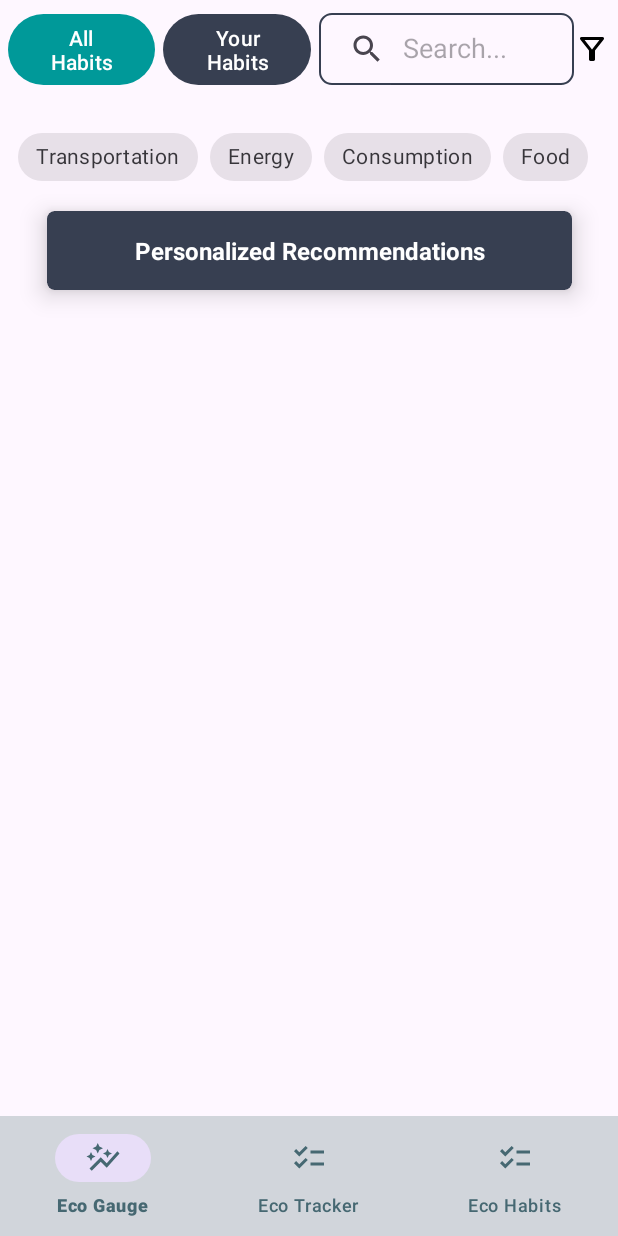
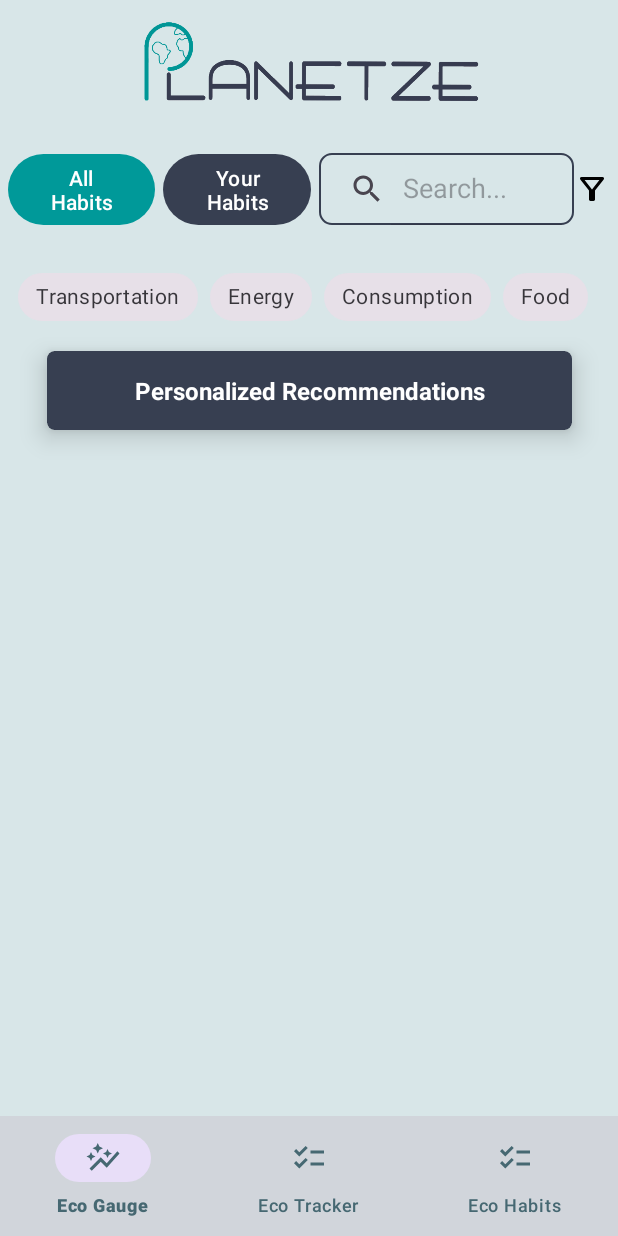
Before and after one commit to eeei3/B07Project, an Android app built with Jetpack Compose: the HabitsMenu screen opened directly, with no data from a screen before it, on a phone screen of 412 x 824 dp. Run offline under Robolectric (Android 15) with nearby library versions, the phone set to English and light mode, and no system bars; our stand-ins replace Firebase (no records; nobody signed in at launch, a user with empty details on screens opened directly).

Commit message:
Added logo and changed background in habits_main_page.xml

```diff
--- a/app/src/main/java/com/example/b07project/ComparisonText.java
+++ b/app/src/main/java/com/example/b07project/ComparisonText.java
@@ -29,6 +29,8 @@ public class ComparisonText {
         fetchUserData(new UserDataCallback() {
             @Override
             public void onUserDataFetched(String userLocation, Double dailyEmissions) {
+                Log.e("Firebase", "" + userLocation);
+                Log.e("Firebase", "" + dailyEmissions);
                 if (userLocation == null || dailyEmissions == null) {
                     Log.e("ComparisonText", "Error fetching user data.");
                     totalEmissions.setText("Error retrieving data");
--- a/app/src/main/java/com/example/b07project/UpdatePieChart.java
+++ b/app/src/main/java/com/example/b07project/UpdatePieChart.java
@@ -145,7 +145,7 @@ public class UpdatePieChart extends EcoGauge{
 
         // Set custom entries for the legend
         ArrayList<LegendEntry> customLegendEntries = new ArrayList<>();
-        customLegendEntries.add(new LegendEntry("Transportation: " + totalTranspo + "  ", Legend.LegendForm.CIRCLE, 14f, 14f, null, Color.parseColor(transportationColorHex)));
+        customLegendEntries.add(new LegendEntry("Transport: " + totalTranspo + "  ", Legend.LegendForm.CIRCLE, 14f, 14f, null, Color.parseColor(transportationColorHex)));
         customLegendEntries.add(new LegendEntry("Food: " + totalFood + "  ", Legend.LegendForm.CIRCLE, 14f, 14f, null, Color.parseColor(foodColorHex)));
         customLegendEntries.add(new LegendEntry("Shopping: " + totalShopping + "  ", Legend.LegendForm.CIRCLE, 14f, 14f, null, Color.parseColor(shoppingColorHex)));
 
--- a/app/src/main/res/layout/habits_main_page.xml
+++ b/app/src/main/res/layout/habits_main_page.xml
@@ -3,8 +3,22 @@
 <androidx.constraintlayout.widget.ConstraintLayout
     android:layout_width="match_parent"
     android:layout_height="match_parent"
+    android:background="@color/entry_page_background"
     xmlns:android="http://schemas.android.com/apk/res/android"
     xmlns:app="http://schemas.android.com/apk/res-auto">
+
+    <!--Planetze Logo-->
+    <ImageView
+        android:id="@+id/imageView"
+        android:layout_width="300dp"
+        android:layout_height="93dp"
+        android:layout_marginTop="16dp"
+        android:src="@drawable/trans_planetze_logo"
+        android:layout_gravity="center"
+        app:layout_constraintEnd_toEndOf="parent"
+        app:layout_constraintStart_toStartOf="parent"
+        app:layout_constraintBaseline_toTopOf="@+id/habits_toolbar"/>
+
     <com.google.android.material.bottomnavigation.BottomNavigationView
         android:id="@+id/bottomview"
         android:layout_width="match_parent"
@@ -30,7 +44,7 @@
         android:paddingBottom="0dp"
         android:paddingStart="5dp"
         android:paddingEnd="5dp"
-        app:layout_constraintTop_toTopOf="parent"
+        app:layout_constraintTop_toBottomOf="@id/imageView"
         app:layout_constraintStart_toStartOf="parent"
         app:layout_constraintEnd_toEndOf="parent" >
 
```
